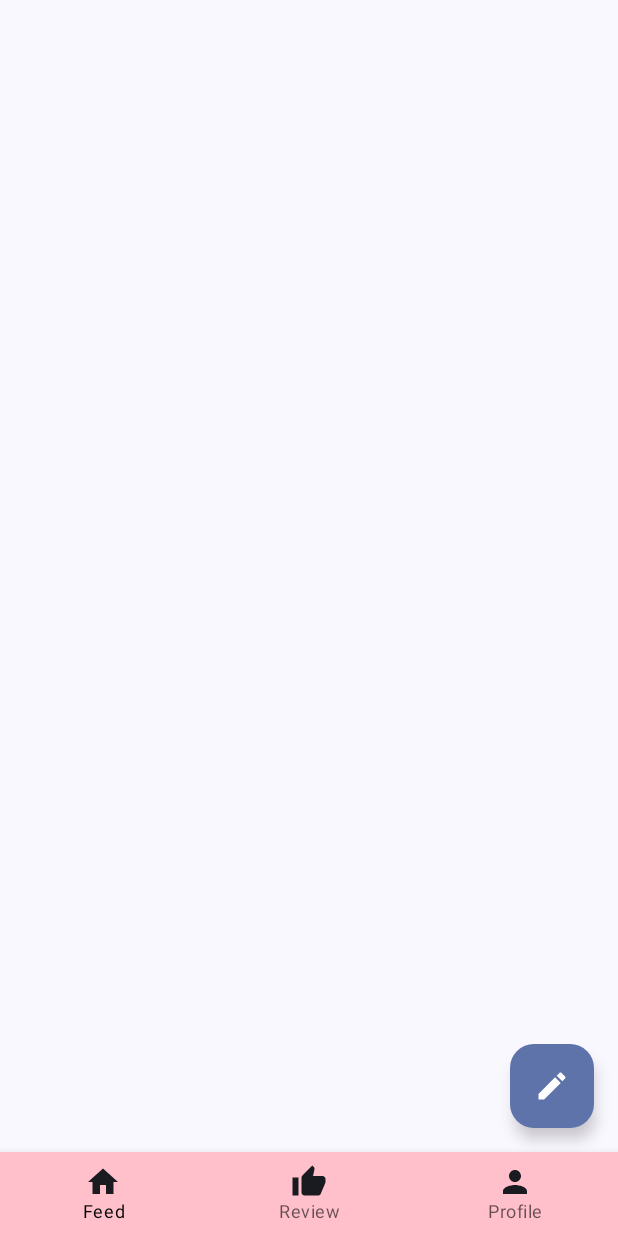
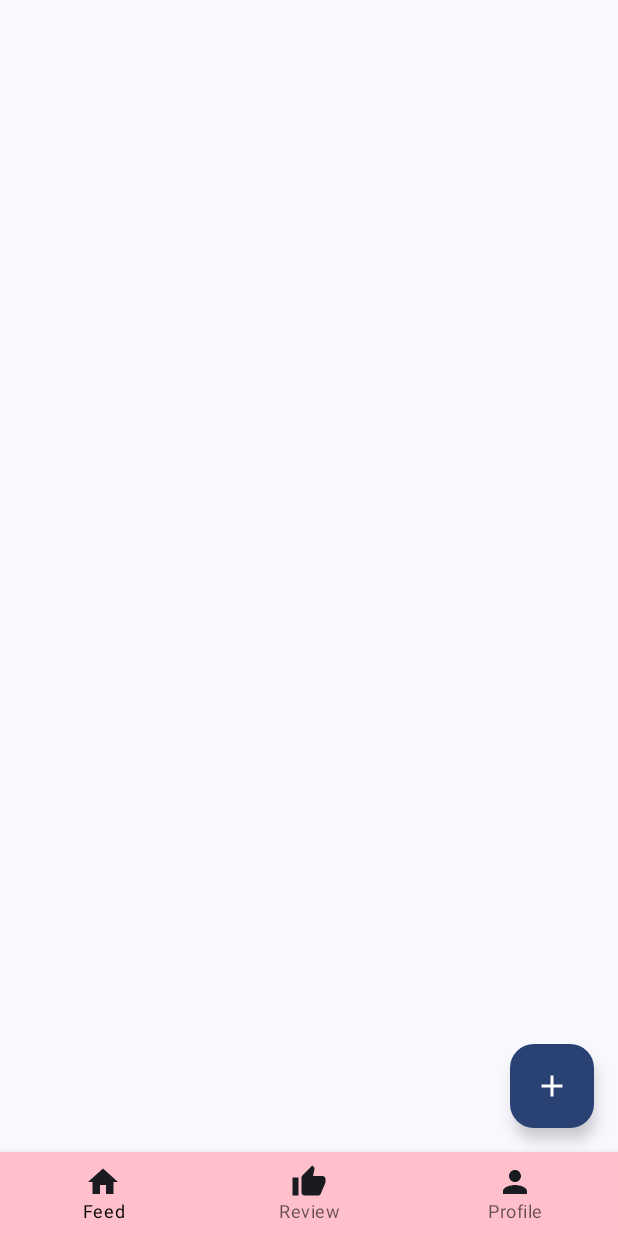
Before and after one commit to bhaskarkatara/MbmReviewer-feed-mobile-application, an Android app built with Jetpack Compose: the FeedScreen screen opened through its navigation route, on a phone screen of 412 x 824 dp. Run offline under Robolectric (Android 15) with nearby library versions, the phone set to English and light mode, and no system bars; our stand-ins replace Firebase (no records; nobody signed in at launch, a user with empty details on screens opened directly), livedata-compose.

Commit message:
added: menu FAB

```diff
--- a/app/src/main/java/com/example/mbmkadhumdhadaka/Screens.kt
+++ b/app/src/main/java/com/example/mbmkadhumdhadaka/Screens.kt
@@ -1,8 +1,12 @@
 package com.example.mbmkadhumdhadaka
+
+import android.accessibilityservice.AccessibilityService.ScreenshotResult
 
 sealed class Screens (val route: String){
     data object LgSpScreen :Screens(route = "lg_sp_screen")
     data object  FeedScreen :Screens(route = "feed_screen")
     data object ProfileScreen : Screens(route = "profile_screen")
     data object ReviewScreen :Screens(route = "review_screen")
+    data object CreatePostScreen :Screens("create_post_screen")
+
 }
--- a/app/src/main/java/com/example/mbmkadhumdhadaka/pages/FeedScreen.kt
+++ b/app/src/main/java/com/example/mbmkadhumdhadaka/pages/FeedScreen.kt
@@ -4,44 +4,65 @@ import androidx.compose.foundation.layout.Box
 import androidx.compose.foundation.layout.Column
 import androidx.compose.foundation.layout.fillMaxSize
 import androidx.compose.foundation.layout.padding
+import androidx.compose.foundation.layout.Arrangement
+import androidx.compose.material3.FloatingActionButton
+import androidx.compose.material3.Icon
+import androidx.compose.material3.MaterialTheme
+import androidx.compose.runtime.Composable
+import androidx.compose.runtime.remember
+import androidx.compose.runtime.mutableStateOf
+import androidx.compose.runtime.getValue
+import androidx.compose.runtime.setValue
+import androidx.compose.ui.Alignment
+import androidx.compose.ui.Modifier
+import androidx.compose.ui.unit.dp
+import androidx.navigation.NavController
 import androidx.compose.material.icons.Icons
 import androidx.compose.material.icons.filled.Add
-import androidx.compose.material.icons.filled.Create
-import androidx.compose.material3.Button
-import androidx.compose.material3.FloatingActionButton
-import androidx.compose.material3.Icon
-import androidx.compose.material3.IconButton
-import androidx.compose.material3.Text
-import androidx.compose.runtime.Composable
-import androidx.compose.runtime.LaunchedEffect
-import androidx.compose.runtime.livedata.observeAsState
-import androidx.compose.ui.Alignment
-import androidx.compose.ui.Modifier
-import androidx.compose.ui.graphics.Color
-import androidx.compose.ui.layout.ModifierLocalBeyondBoundsLayout
-import androidx.compose.ui.unit.dp
-import androidx.navigation.NavController
-import com.example.mbmkadhumdhadaka.Screens
-import com.example.mbmkadhumdhadaka.viewModel.AuthState
+import androidx.compose.material.icons.filled.Close
+import androidx.compose.material.icons.filled.Edit
+import androidx.compose.material.icons.filled.Menu
+import androidx.compose.material.icons.filled.Star
 import com.example.mbmkadhumdhadaka.viewModel.AuthViewModel
 
 @Composable
+fun FeedScreen(navController: NavController, authViewModel: AuthViewModel) {
+    var isMenuExpanded by remember { mutableStateOf(false) }
 
-fun FeedScreen(navController: NavController,authViewModel: AuthViewModel) {
-    Column {
-    Box (modifier = Modifier.fillMaxSize()){
-        FloatingActionButton(
-            onClick = { /* TODO: Handle FAB click */ },
-            modifier = Modifier
-                .align(Alignment.BottomEnd)
-                .padding(16.dp) // Adjust the padding to fit your design
+    Box(
+        contentAlignment = Alignment.BottomEnd,
+        modifier = Modifier
+            .fillMaxSize()
+            .padding(16.dp)
+    ) {
+        Column(
+            horizontalAlignment = Alignment.End,
+            verticalArrangement = Arrangement.spacedBy(16.dp)
         ) {
-            Icon(
-                imageVector = Icons.Filled.Create,
-                contentDescription = "Create post"
-            )
+            if (isMenuExpanded) {
+                FloatingActionButton(
+                    onClick = { /* TODO: Handle first menu item click */ },
+                    containerColor = MaterialTheme.colorScheme.secondary
+                ) {
+                    Icon(imageVector = Icons.Default.Star, contentDescription = "rate this app")
+                }
+                FloatingActionButton(
+                    onClick = { /* TODO: Handle third menu item click */ },
+                    containerColor = MaterialTheme.colorScheme.secondary
+                ) {
+                    Icon(imageVector = Icons.Default.Edit, contentDescription = "create Post")
+                }
+            }
+
+            FloatingActionButton(
+                onClick = { isMenuExpanded = !isMenuExpanded },
+                containerColor = MaterialTheme.colorScheme.primary
+            ) {
+                Icon(
+                    imageVector = if (isMenuExpanded) Icons.Default.Close else Icons.Default.Add,
+                    contentDescription = "Toggle Menu"
+                )
+            }
         }
     }
-    }
-
-    }
+}
```
